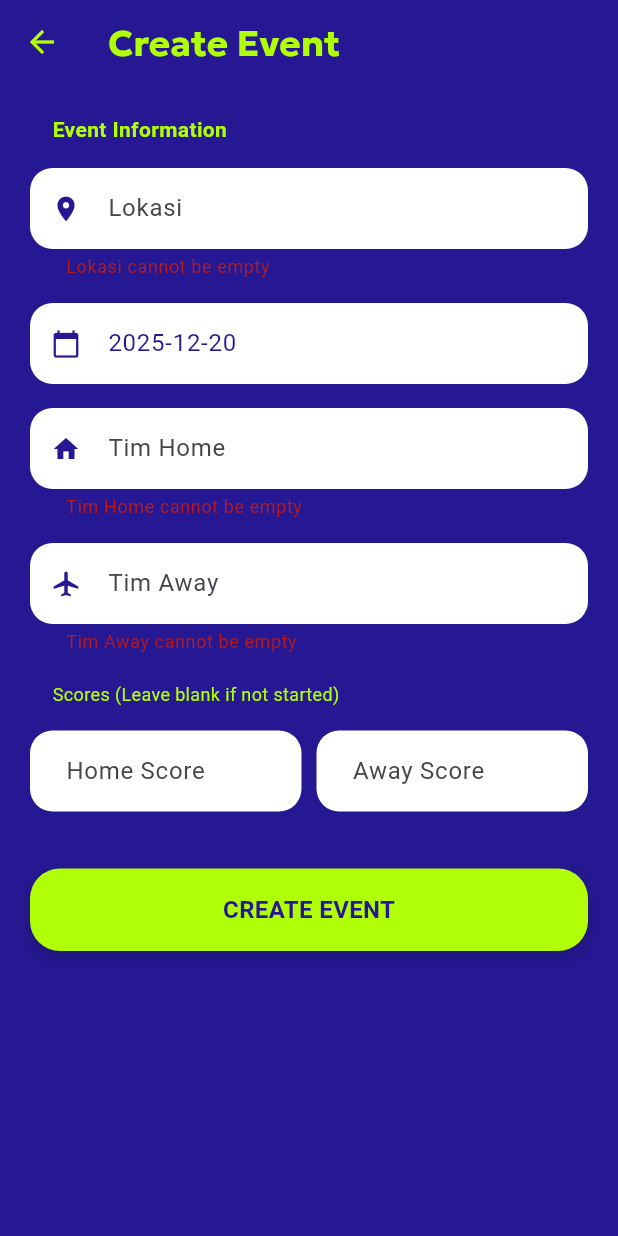
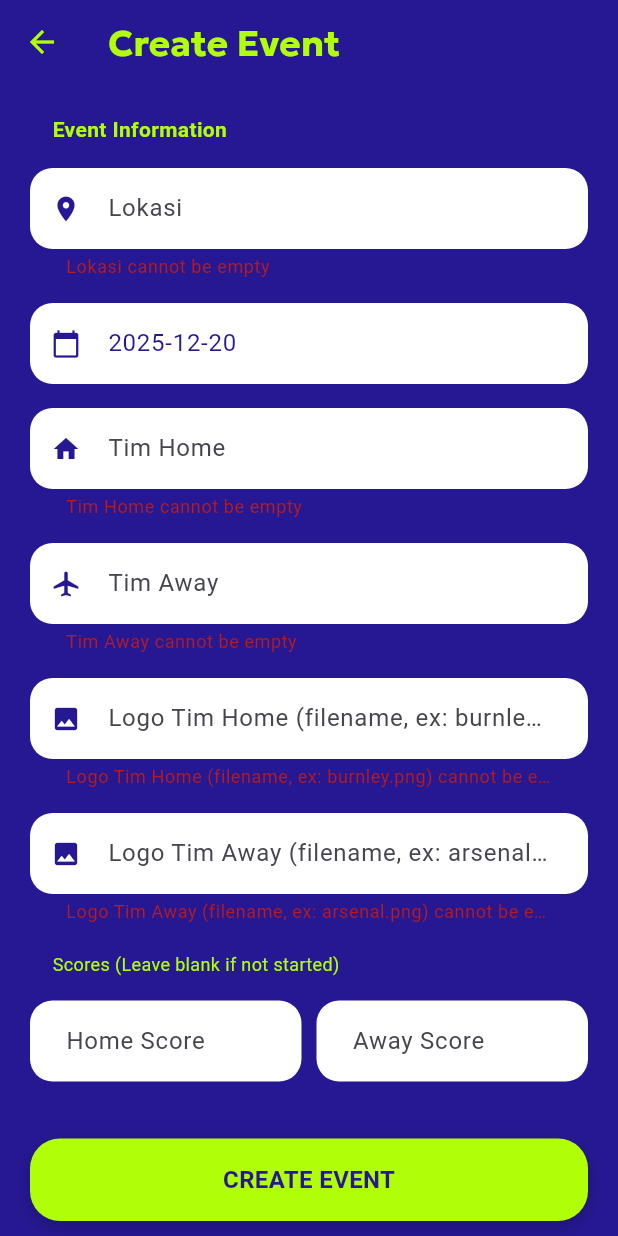
Before and after one commit to PBP-kelompok-B11/pbp-b11-mobile, a Flutter app: the EventFormPage screen opened by its route, after a tap on "CREATE EVENT", on a phone screen of 412 x 824 dp. Run offline on Flutter 3.47's test engine with Material 3 defaults, Android fonts, the phone set to English and light mode, and no system bars; missing offline and left inert: pbp_django_auth.

```diff
--- a/beyond90/lib/event/models/event_entry.dart
+++ b/beyond90/lib/event/models/event_entry.dart
@@ -1,8 +1,10 @@
 import 'dart:convert';
 
-List<EventEntry> eventEntryFromJson(String str) => List<EventEntry>.from(json.decode(str).map((x) => EventEntry.fromJson(x)));
+List<EventEntry> eventEntryFromJson(String str) =>
+    List<EventEntry>.from(json.decode(str).map((x) => EventEntry.fromJson(x)));
 
-String eventEntryToJson(List<EventEntry> data) => json.encode(List<dynamic>.from(data.map((x) => x.toJson())));
+String eventEntryToJson(List<EventEntry> data) =>
+    json.encode(List<dynamic>.from(data.map((x) => x.toJson())));
 
 class EventEntry {
   String model;
@@ -18,7 +20,7 @@ class EventEntry {
   factory EventEntry.fromJson(Map<String, dynamic> json) => EventEntry(
         model: json["model"] ?? "vidia_event.event",
         pk: json["pk"] ?? 0,
-        fields: Fields.fromJson(json["fields"]),
+        fields: Fields.fromJson(json["fields"] ?? {}),
       );
 
   Map<String, dynamic> toJson() => {
@@ -26,6 +28,7 @@ class EventEntry {
         "pk": pk,
         "fields": fields.toJson(),
       };
+
   factory EventEntry.empty() {
     return EventEntry(
       model: "vidia_event.event",
@@ -40,21 +43,25 @@ class EventEntry {
         skorAway: null,
         createdBy: null,
         username: "",
+        logoHome: null,
+        logoAway: null,
       ),
     );
   }
+}
 
-}
 class Fields {
   String namaEvent;
   String lokasi;
   DateTime tanggal;
   String timHome;
   String timAway;
-    int? skorHome; // 👈 Tambahkan tanda tanya (?) agar bisa null
-    int? skorAway; // 👈 Tambahkan tanda tanya (?) agar bisa null
+  int? skorHome;
+  int? skorAway;
   int? createdBy;
   String username;
+  String? logoHome; // opsional, URL logo tim home
+  String? logoAway; // opsional, URL logo tim away
 
   Fields({
     required this.namaEvent,
@@ -62,34 +69,42 @@ class Fields {
     required this.tanggal,
     required this.timHome,
     required this.timAway,
-        this.skorHome, // 👈 Hapus 'required' jika ingin opsional di constructor
-        this.skorAway, // 👈 Hapus 'required' jika ingin opsional di constructor
+    this.skorHome,
+    this.skorAway,
     this.createdBy,
     required this.username,
+    this.logoHome,
+    this.logoAway,
   });
 
   factory Fields.fromJson(Map<String, dynamic> json) => Fields(
         namaEvent: json["nama_event"] ?? "Event Tanpa Nama",
         lokasi: json["lokasi"] ?? "Lokasi Belum Diatur",
-        tanggal: DateTime.parse(json["tanggal"] ?? DateTime.now().toIso8601String()),
+        tanggal: json["tanggal"] != null
+            ? DateTime.parse(json["tanggal"])
+            : DateTime.now(),
         timHome: json["tim_home"] ?? "-",
         timAway: json["tim_away"] ?? "-",
-        // 🔥 JANGAN gunakan ?? 0, biarkan dia null kalau memang dari JSON-nya null
         skorHome: json["skor_home"],
         skorAway: json["skor_away"],
         createdBy: json["created_by"],
         username: json["username"] ?? "Unknown User",
+        logoHome: json["logo_home"], // nullable
+        logoAway: json["logo_away"], // nullable
       );
 
   Map<String, dynamic> toJson() => {
         "nama_event": namaEvent,
         "lokasi": lokasi,
-        "tanggal": "${tanggal.year.toString().padLeft(4, '0')}-${tanggal.month.toString().padLeft(2, '0')}-${tanggal.day.toString().padLeft(2, '0')}",
+        "tanggal":
+            "${tanggal.year.toString().padLeft(4, '0')}-${tanggal.month.toString().padLeft(2, '0')}-${tanggal.day.toString().padLeft(2, '0')}",
         "tim_home": timHome,
         "tim_away": timAway,
         "skor_home": skorHome,
         "skor_away": skorAway,
         "created_by": createdBy,
         "username": username,
+        "logo_home": logoHome,
+        "logo_away": logoAway,
       };
 }
--- a/beyond90/lib/event/screens/eventlist_form.dart
+++ b/beyond90/lib/event/screens/eventlist_form.dart
@@ -21,6 +21,8 @@ class _EventFormPageState extends State<EventFormPage> {
   final TextEditingController _skorHomeController = TextEditingController();
   final TextEditingController _skorAwayController = TextEditingController();
   final TextEditingController _tanggalController = TextEditingController();
+  final TextEditingController _timHomeLogoController = TextEditingController();
+  final TextEditingController _timAwayLogoController = TextEditingController();
 
   @override
   void initState() {
@@ -34,6 +36,8 @@ class _EventFormPageState extends State<EventFormPage> {
       // 🔥 HANDLE NULL SAAT INIT: Kalau skor null, biarkan textfield kosong
       _skorHomeController.text = f.skorHome?.toString() ?? "";
       _skorAwayController.text = f.skorAway?.toString() ?? "";
+      _timHomeLogoController.text = f.logoHome ?? "";
+      _timAwayLogoController.text = f.logoAway ?? "";
 
       _tanggalController.text = "${f.tanggal.year}-${f.tanggal.month.toString().padLeft(2, '0')}-${f.tanggal.day.toString().padLeft(2, '0')}";
     } else {
@@ -49,6 +53,8 @@ class _EventFormPageState extends State<EventFormPage> {
     _skorHomeController.dispose();
     _skorAwayController.dispose();
     _tanggalController.dispose();
+    _timHomeLogoController.dispose();
+    _timAwayLogoController.dispose();
     super.dispose();
   }
 
@@ -93,7 +99,8 @@ class _EventFormPageState extends State<EventFormPage> {
                 _buildTextField(hint: "Tanggal", controller: _tanggalController, readOnly: true, onTap: _pickDate, icon: Icons.calendar_today),
                 _buildTextField(hint: "Tim Home", controller: _timHomeController, icon: Icons.home),
                 _buildTextField(hint: "Tim Away", controller: _timAwayController, icon: Icons.airplanemode_active),
-
+                _buildTextField(hint: "Logo Tim Home (filename, ex: burnley.png)", controller: _timHomeLogoController, icon: Icons.image,),
+                _buildTextField(hint: "Logo Tim Away (filename, ex: arsenal.png)", controller: _timAwayLogoController, icon: Icons.image,),
                 const SizedBox(height: 10),
                 const Padding(
                   padding: EdgeInsets.only(left: 15, bottom: 8),
@@ -121,6 +128,8 @@ class _EventFormPageState extends State<EventFormPage> {
                         "tim_away": _timAwayController.text,
                         "skor_home": _skorHomeController.text,
                         "skor_away": _skorAwayController.text,
+                        "logo_home": _timHomeLogoController.text,
+                        "logo_away": _timAwayLogoController.text,
                       };
 
                       bool success;
```
Also changed, not shown: beyond90/lib/event/screens/event_detail.dart (+50 -104 lines), beyond90/lib/event/widgets/event_entry_card.dart (+20 -16 lines). Lines whose indentation alone changed are shown as unchanged.
